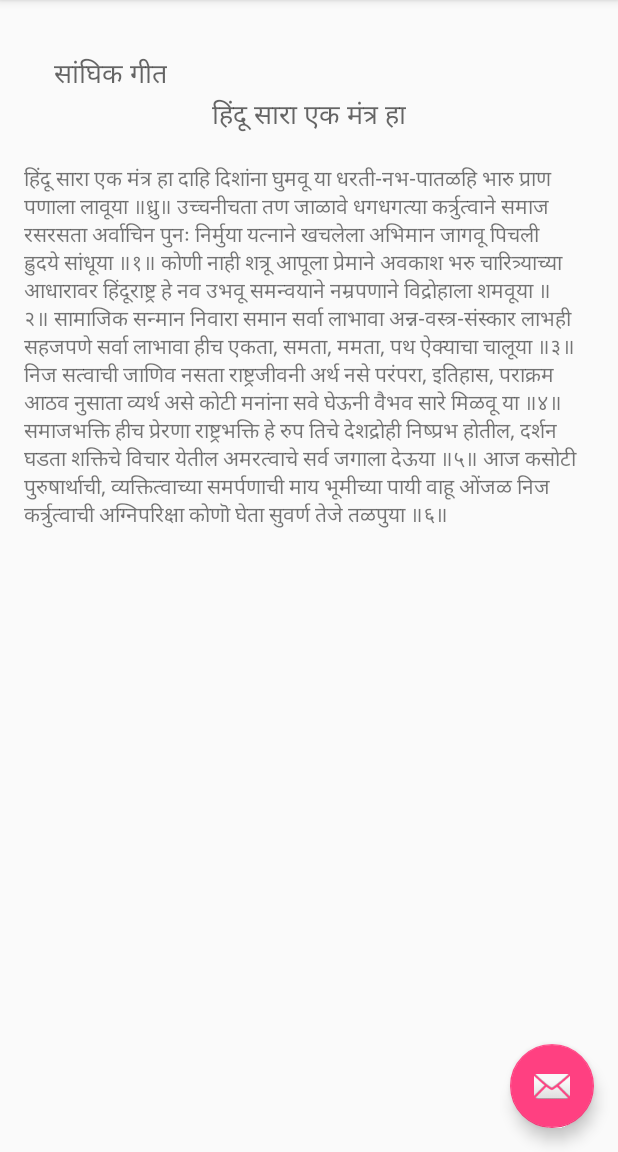
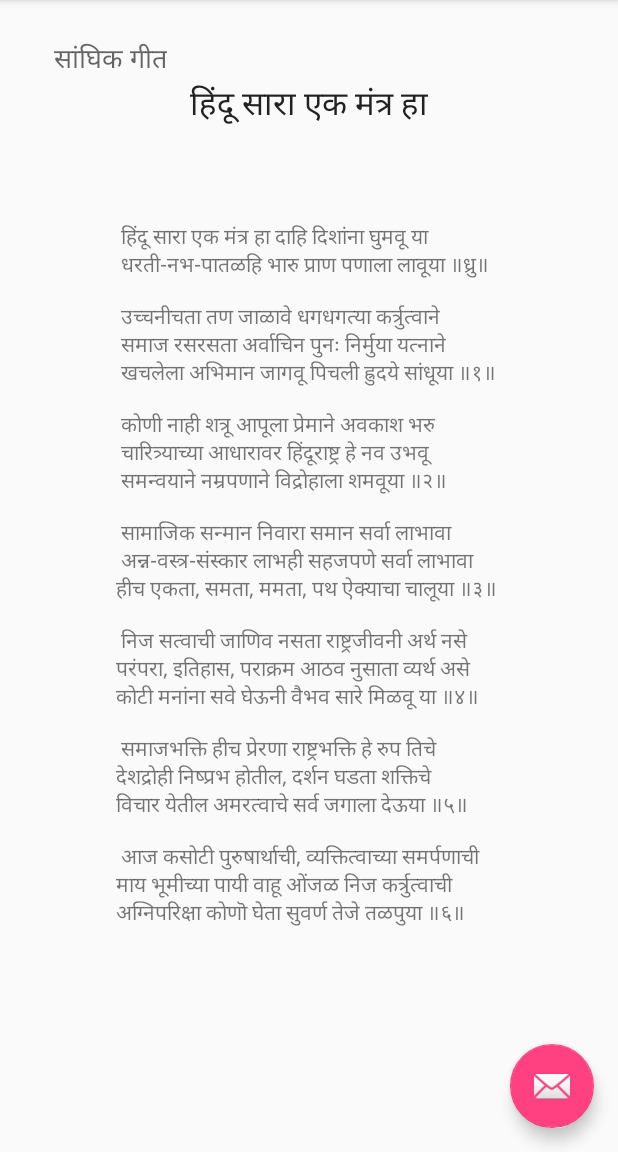
Before and after one commit to lonelybit/Bauddhik-Patrak, an Android app: the screen it shows after launch (MainActivity), in the side drawer, after a tap on "सांघिक गीत", on a phone screen of 412 x 824 dp, the part 84-1236 px from its top. Run offline under Robolectric (Android 15) with nearby library versions, the phone set to English and light mode, and no system bars.

Commit message:
Scroll able views added. App icon added.

```diff
--- a/app/src/main/AndroidManifest.xml
+++ b/app/src/main/AndroidManifest.xml
@@ -4,7 +4,7 @@
 
     <application
         android:allowBackup="true"
-        android:icon="@mipmap/ic_launcher"
+        android:icon="@mipmap/baudhikpatrak_icon"
         android:label="@string/app_name"
         android:supportsRtl="true"
         android:theme="@style/AppTheme">
--- a/app/src/main/java/com/toys/breakable/lonelybit/bauddhikpatrak/MainActivity.java
+++ b/app/src/main/java/com/toys/breakable/lonelybit/bauddhikpatrak/MainActivity.java
@@ -85,6 +85,34 @@ public class MainActivity extends AppCompatActivity
     public boolean onNavigationItemSelected(MenuItem item) {
         // Handle navigation view item clicks here.
         int id = item.getItemId();
+        int groupId = item.getGroupId();
+        if (groupId == R.id.april_2016_group) {
+            handleApril2016Contents(id);
+        }
+
+
+        /*
+        if (id == R.id.nav_camera) {
+            // Handle the camera action
+        } else if (id == R.id.nav_gallery) {
+
+        } else
+        if (id == R.id.nav_slideshow) {
+
+        } else if (id == R.id.nav_manage) {
+
+        } else if (id == R.id.nav_share) {
+
+        } else if (id == R.id.nav_send) {
+
+        }*/
+
+        DrawerLayout drawer = (DrawerLayout) findViewById(R.id.drawer_layout);
+        drawer.closeDrawer(GravityCompat.START);
+        return true;
+    }
+
+    private void handleApril2016Contents(int id) {
         LayoutInflater layoutInflater = getLayoutInflater();
         RelativeLayout mainContentLayout = (RelativeLayout) findViewById(R.id.main_content_layout);
         switch (id) {
@@ -187,25 +215,5 @@ public class MainActivity extends AppCompatActivity
 
 
         }
-
-        /*
-        if (id == R.id.nav_camera) {
-            // Handle the camera action
-        } else if (id == R.id.nav_gallery) {
-
-        } else*/
-        if (id == R.id.nav_slideshow) {
-
-        } else if (id == R.id.nav_manage) {
-
-        } else if (id == R.id.nav_share) {
-
-        } else if (id == R.id.nav_send) {
-
-        }
-
-        DrawerLayout drawer = (DrawerLayout) findViewById(R.id.drawer_layout);
-        drawer.closeDrawer(GravityCompat.START);
-        return true;
     }
 }
--- a/app/src/main/res/layout/geet_layout.xml
+++ b/app/src/main/res/layout/geet_layout.xml
@@ -1,6 +1,8 @@
 <?xml version="1.0" encoding="utf-8"?>
 <RelativeLayout xmlns:android="http://schemas.android.com/apk/res/android"
     android:layout_width="match_parent" android:layout_height="match_parent">
+
+
 
     <TextView
         android:layout_width="wrap_content"
@@ -11,26 +13,35 @@
         android:layout_alignParentTop="true"
         android:layout_alignParentLeft="true"
         android:layout_alignParentStart="true"
-        android:layout_marginLeft="20dp"
+        android:layout_marginLeft="10dp"
         android:layout_marginStart="20dp"
-        android:layout_marginTop="20dp" />
+        android:layout_marginTop="10dp" />
 
+    <ScrollView
+        android:layout_width="wrap_content"
+        android:layout_height="wrap_content"
+        android:id="@+id/scrollView"
+        android:layout_below="@+id/geet_title"
+        android:layout_centerHorizontal="true"
+        android:layout_marginTop="27dp">
         <TextView
             android:layout_width="wrap_content"
             android:layout_height="wrap_content"
             android:textAppearance="?android:attr/textAppearanceSmall"
             android:text="Small Text"
             android:id="@+id/geet_contents"
-        android:layout_marginTop="18dp"
-        android:layout_below="@+id/geet_title"
-        android:layout_centerHorizontal="true" />
-
+            android:layout_marginTop="18dp"/>
+    </ScrollView>
     <TextView
         android:layout_width="wrap_content"
         android:layout_height="wrap_content"
-        android:textAppearance="?android:attr/textAppearanceMedium"
+        android:textAppearance="?android:attr/textAppearanceLarge"
         android:text="Medium Text"
         android:id="@+id/geet_title"
         android:layout_below="@+id/geet_type_lable"
         android:layout_centerHorizontal="true" />
+
+
+
+
 </RelativeLayout>
--- a/app/src/main/res/layout/nav_header_main.xml
+++ b/app/src/main/res/layout/nav_header_main.xml
@@ -9,26 +9,28 @@
     android:paddingLeft="@dimen/activity_horizontal_margin"
     android:paddingRight="@dimen/activity_horizontal_margin"
     android:paddingTop="@dimen/activity_vertical_margin"
-    android:theme="@style/ThemeOverlay.AppCompat.Dark">
+    android:theme="@style/ThemeOverlay.AppCompat.Dark"
+    android:touchscreenBlocksFocus="false">
 
-    <ImageView
+    <!--<ImageView
         android:id="@+id/imageView"
         android:layout_width="wrap_content"
         android:layout_height="wrap_content"
         android:paddingTop="@dimen/nav_header_vertical_spacing"
-        android:src="@android:drawable/sym_def_app_icon" />
+        android:src="@drawable/baudhikpatrak_icon" />-->
 
     <TextView
         android:layout_width="match_parent"
         android:layout_height="wrap_content"
         android:paddingTop="@dimen/nav_header_vertical_spacing"
         android:text="मासीक बौद्धिक पत्रक"
-        android:textAppearance="@style/TextAppearance.AppCompat.Body1" />
+        android:textAppearance="@style/TextAppearance.AppCompat.Headline" />
 
     <TextView
         android:id="@+id/textView"
         android:layout_width="wrap_content"
         android:layout_height="wrap_content"
+        android:textAppearance="@style/TextAppearance.AppCompat.Subhead"
         android:text="राष्ट्रीय स्वयंसेवक संघ, सिंहगड भाग, पुणे" />
 
 </LinearLayout>
--- a/app/src/main/res/layout/parichched_layout.xml
+++ b/app/src/main/res/layout/parichched_layout.xml
@@ -15,14 +15,23 @@
         android:layout_marginStart="30dp"
         android:layout_marginTop="26dp" />
 
-    <TextView
+
+
+    <ScrollView
         android:layout_width="wrap_content"
         android:layout_height="wrap_content"
-        android:textAppearance="?android:attr/textAppearanceSmall"
-        android:text="Small Text"
-        android:id="@+id/parichched_contents"
-        android:layout_marginTop="26dp"
+        android:id="@+id/scrollView2"
         android:layout_below="@+id/parichched_lable_id"
         android:layout_alignLeft="@+id/parichched_lable_id"
-        android:layout_alignStart="@+id/parichched_lable_id" />
+        android:layout_alignStart="@+id/parichched_lable_id"
+        android:layout_alignParentRight="true"
+        android:layout_alignParentEnd="true">
+        <TextView
+            android:layout_width="wrap_content"
+            android:layout_height="wrap_content"
+            android:textAppearance="?android:attr/textAppearanceSmall"
+            android:text="Small Text"
+            android:id="@+id/parichched_contents"
+            android:layout_marginTop="26dp" />
+    </ScrollView>
 </RelativeLayout>
--- a/app/src/main/res/layout/subhashit_layout.xml
+++ b/app/src/main/res/layout/subhashit_layout.xml
@@ -37,15 +37,24 @@
         android:layout_alignStart="@+id/subhashit_text_id"
         android:layout_marginTop="32dp" />
 
-    <TextView
+
+
+    <ScrollView
         android:layout_width="wrap_content"
         android:layout_height="wrap_content"
-        android:textAppearance="?android:attr/textAppearanceMedium"
-        android:text="Medium Text"
-        android:id="@+id/subhashit_arth_contents_id"
+        android:id="@+id/scrollView3"
         android:layout_below="@+id/arth_lable_id"
         android:layout_alignLeft="@+id/arth_lable_id"
         android:layout_alignStart="@+id/arth_lable_id"
-        android:layout_marginTop="26dp" />
+        android:layout_alignParentRight="true"
+        android:layout_alignParentEnd="true">
+        <TextView
+            android:layout_width="wrap_content"
+            android:layout_height="wrap_content"
+            android:textAppearance="?android:attr/textAppearanceMedium"
+            android:text="Medium Text"
+            android:id="@+id/subhashit_arth_contents_id"
+            android:layout_marginTop="26dp" />
+    </ScrollView>
 
 </RelativeLayout>
--- a/app/src/main/res/menu/activity_main_drawer.xml
+++ b/app/src/main/res/menu/activity_main_drawer.xml
@@ -16,7 +16,7 @@
 
         </item>-->
 
-    <group android:checkableBehavior="single">
+    <group android:checkableBehavior="single" android:id="@+id/april_2016_group">
         <item
             android:id="@+id/april_16"
             android:title="एप्रील २०१६"
--- a/app/src/main/res/values/strings.xml
+++ b/app/src/main/res/values/strings.xml
@@ -36,7 +36,7 @@
     <string name="april_2016_amrut"><![CDATA[
 
 
-        राष्ट्रीयतेचा मुख्य प्रवाह
+        राष्ट्रीयतेचा मुख्य प्रवाह\n
 
        एकदा राष्ट्रीय एकात्मता परिषदेत श्रीगुरुजींच्या विचारांवर जोरदार चर्चा झाली. प्रधानमंत्री श्रीमती इंदिराजी गांधी त्या परिषदेच्या अध्यक्षा होत्या. श्री. अटल बिहारी वाजपेयी त्या परिषदेचे एक सदस्य होते. श्री. फकरुद्दीन अली अहमद, व अलीगढ विश्वविद्यालयाचे चान्सलर श्री. अलीसाहेब हेही होते. श्रीगुरुजींचे विचार दर्शन हे पुस्तक तेथे मागविण्यात आले.
     ]]>
@@ -44,8 +44,8 @@
     <string name="april_2016_subhshit"><![CDATA[
 
 
-        विद्या शस्त्रस्य शास्त्रस्य द्वे विद्ये प्रतिपत्तये |
-        आद्या हास्याय वृद्धत्वे द्वितीयाऽद्रियते सदा ||
+        विद्या शस्त्रस्य शास्त्रस्य द्वे विद्ये प्रतिपत्तये |\n
+        आद्या हास्याय वृद्धत्वे द्वितीयाऽद्रियते सदा ||\n
     ]]>
     </string>
     <string name="april_2016_subhshit_arth">
@@ -61,31 +61,35 @@
         <![CDATA[
 
 
-        हिंदू सारा एक मंत्र हा दाहि दिशांना घुमवू या
-धरती-नभ-पातळहि भारु प्राण पणाला लावूया ॥ध्रु॥
-उच्चनीचता तण जाळावे धगधगत्या कर्त्रुत्वाने
-समाज रसरसता अर्वाचिन पुनः निर्मुया यत्नाने
-खचलेला अभिमान जागवू पिचली ह्रुदये सांधूया ॥१॥
+\n        हिंदू सारा एक मंत्र हा दाहि दिशांना घुमवू या
+\n धरती-नभ-पातळहि भारु प्राण पणाला लावूया ॥ध्रु॥
 
+\n\n उच्चनीचता तण जाळावे धगधगत्या कर्त्रुत्वाने
+\n समाज रसरसता अर्वाचिन पुनः निर्मुया यत्नाने
+\n खचलेला अभिमान जागवू पिचली ह्रुदये सांधूया ॥१॥
+\n\n
 कोणी नाही शत्रू आपूला प्रेमाने अवकाश भरु
+\n
 चारित्र्याच्या आधारावर हिंदूराष्ट्र हे नव उभवू
+\n
 समन्वयाने नम्रपणाने विद्रोहाला शमवूया ॥२॥
+\n\n
 
 सामाजिक सन्मान निवारा समान सर्वा लाभावा
-अन्न-वस्त्र-संस्कार लाभही सहजपणे सर्वा लाभावा
-हीच एकता, समता, ममता, पथ ऐक्याचा चालूया ॥३॥
-
+\n अन्न-वस्त्र-संस्कार लाभही सहजपणे सर्वा लाभावा
+\nहीच एकता, समता, ममता, पथ ऐक्याचा चालूया ॥३॥
+\n\n
 निज सत्वाची जाणिव नसता राष्ट्रजीवनी अर्थ नसे
-परंपरा, इतिहास, पराक्रम आठव नुसाता व्यर्थ असे
-कोटी मनांना सवे घेऊनी वैभव सारे मिळवू या ॥४॥
-
+\nपरंपरा, इतिहास, पराक्रम आठव नुसाता व्यर्थ असे
+\nकोटी मनांना सवे घेऊनी वैभव सारे मिळवू या ॥४॥
+\n\n
 समाजभक्ति हीच प्रेरणा राष्ट्रभक्ति हे रुप तिचे
-देशद्रोही निष्प्रभ होतील, दर्शन घडता शक्तिचे
-विचार येतील अमरत्वाचे सर्व जगाला देऊया ॥५॥
-
+\nदेशद्रोही निष्प्रभ होतील, दर्शन घडता शक्तिचे
+\nविचार येतील अमरत्वाचे सर्व जगाला देऊया ॥५॥
+\n\n
 आज कसोटी पुरुषार्थाची, व्यक्तित्वाच्या समर्पणाची
-माय भूमीच्या पायी वाहू ओंजळ निज कर्त्रुत्वाची
-अग्निपरिक्षा कोणॊ घेता सुवर्ण तेजे तळपुया ॥६॥
+\nमाय भूमीच्या पायी वाहू ओंजळ निज कर्त्रुत्वाची
+\nअग्निपरिक्षा कोणॊ घेता सुवर्ण तेजे तळपुया ॥६॥
     ]]>
     </string>
 
@@ -93,32 +97,32 @@
     <string name="april_2016_vaiyaktik_geet">
        <![CDATA[
 
-        आम्ही पुत्र अमृताचे आम्ही पुत्र या धरेचे
-उजळून आज दावू भवितव्य मातृभूचे ॥धृ॥
+        आम्ही पुत्र अमृताचे आम्ही पुत्र या धरेचे\n
+उजळून आज दावू भवितव्य मातृभूचे ॥धृ॥\n\n
 
 पृथ्वीस जिंकणारे आले अनेक येथे
-नाही निशाण त्यांचे उरले जगात कोठे
-गेली सहस्त्र वर्षे लढलो न थांबताही
-गझनी सिकंदराची उरली न मृत्तिकाही
-आम्ही काळपुत्र आम्हा ये ईल मरण कैसे ॥१॥
-
+\n नाही निशाण त्यांचे उरले जगात कोठे
+\n गेली सहस्त्र वर्षे लढलो न थांबताही
+\nगझनी सिकंदराची उरली न मृत्तिकाही
+\n आम्ही काळपुत्र आम्हा ये ईल मरण कैसे ॥१॥
+\n\n
 हे राष्ट्र संकटंशी लढले अनेक वेळा
-कोणी न जिंकले हे भासे अजेय काळा
-आदर्श जीवनाचा हा वृक्ष अमर याला
-जरी तोडिले बळाने तरी स्पर्शितो नभाला
-त्याचेच पुत्र आम्ही जयवंत जे सदाचे ॥२॥
-
+\n कोणी न जिंकले हे भासे अजेय काळा
+\n आदर्श जीवनाचा हा वृक्ष अमर याला
+\n जरी तोडिले बळाने तरी स्पर्शितो नभाला
+\n त्याचेच पुत्र आम्ही जयवंत जे सदाचे ॥२॥
+\n\n
 जरी काळकूट प्यालो तरी नाही मृत्यु आला
-अग्नीत पद्मीनीचा जळतो कधी न आत्मा
-दाहीर कन्यकांचे जरि देह आज नुरले
-आत्मे तरी तयांचे अतीदिव्यरूप झाले
-ते प्राण आमुचे अन् आम्ही प्राण या जगाचे ॥३॥
-
+\n अग्नीत पद्मीनीचा जळतो कधी न आत्मा
+\n दाहीर कन्यकांचे जरि देह आज नुरले
+\n आत्मे तरी तयांचे अतीदिव्यरूप झाले
+\n ते प्राण आमुचे अन् आम्ही प्राण या जगाचे ॥३॥
+\n\n
 ही चिन्मयी भरतभू जगतास ज्ञान देता
-ही देव जन्मभूमी धर्मास ग्लानी येता
-ही मूर्त अन्नपूर्णा जगतास पाळताना
-जी काली रूप घेते दुष्टास शासताना
-या मा ऊलीस अर्पू गुरुस्थान या जगाचे ॥४॥
+\n ही देव जन्मभूमी धर्मास ग्लानी येता
+\n ही मूर्त अन्नपूर्णा जगतास पाळताना
+\n जी काली रूप घेते दुष्टास शासताना
+\n या मा ऊलीस अर्पू गुरुस्थान या जगाचे ॥४॥
 ]]>
 
     </string>
```
Lines whose indentation alone changed are shown as unchanged.
